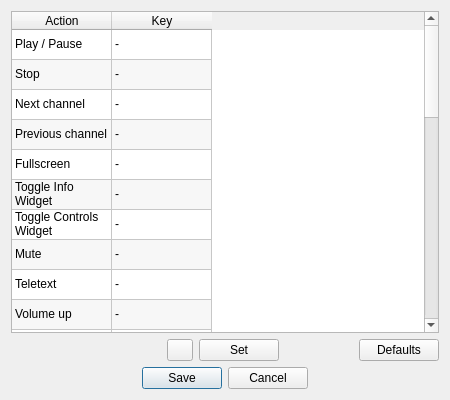
Above: src/widgets/settings/SettingsDialogShortcuts.ui from ntadej/tano before the change. Below: the same form after it.
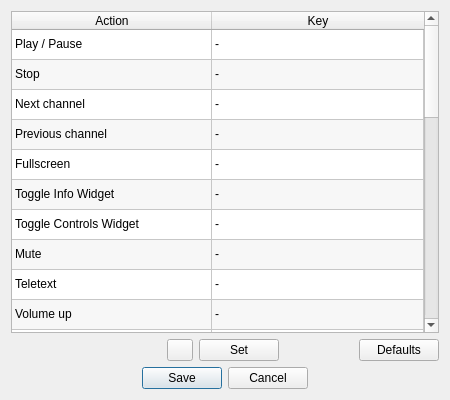
That is the form after the change. Icons and pictures are not drawn. Custom widgets are drawn as their Qt base class.

What changed in the file:
```diff
--- a/src/widgets/settings/SettingsDialogShortcuts.ui
+++ b/src/widgets/settings/SettingsDialogShortcuts.ui
@@ -36,6 +36,12 @@
      <property name="alternatingRowColors">
       <bool>true</bool>
      </property>
+     <attribute name="horizontalHeaderDefaultSectionSize">
+      <number>200</number>
+     </attribute>
+     <attribute name="horizontalHeaderStretchLastSection">
+      <bool>true</bool>
+     </attribute>
      <attribute name="verticalHeaderVisible">
       <bool>false</bool>
      </attribute>
```
